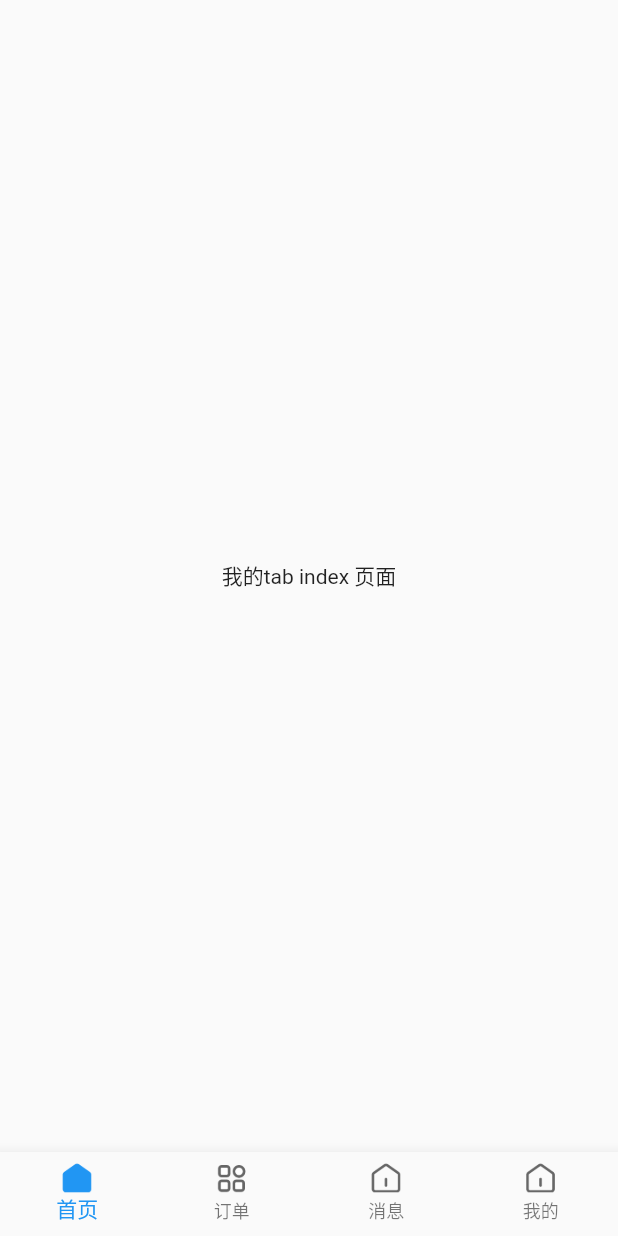
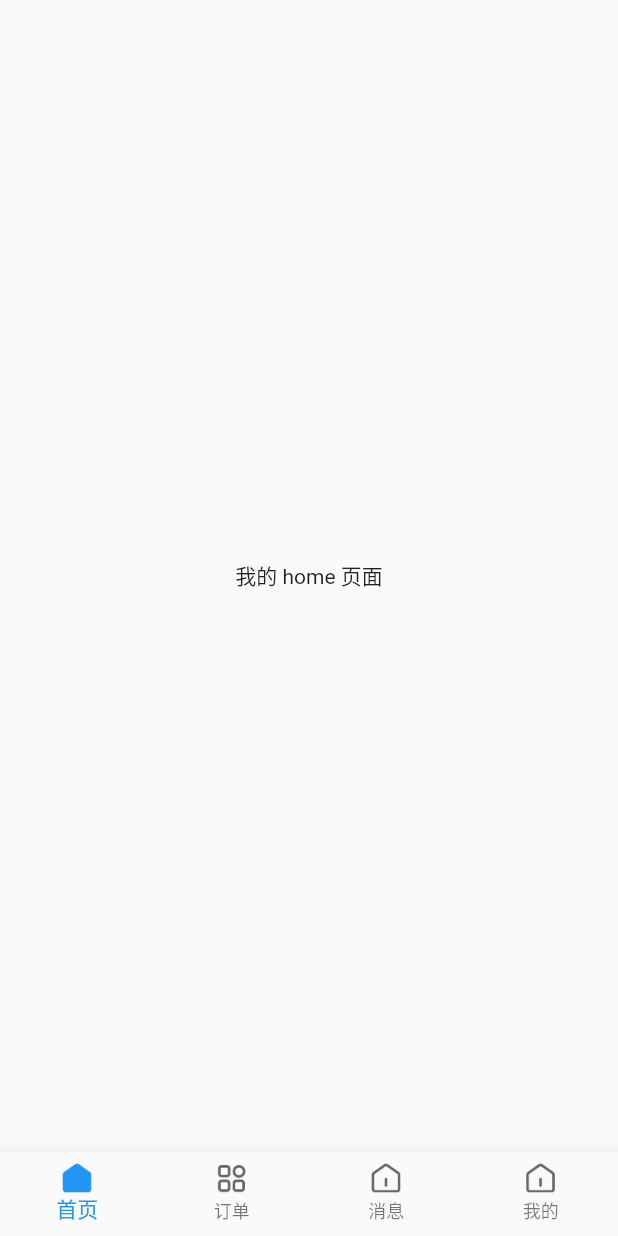
Before and after one commit to chocolateonly/massage_flutter_app, a Flutter app: the screen it shows after launch, on a phone screen of 412 x 824 dp. Run offline on Flutter 3.47's test engine with Material 2 defaults, Android fonts, the phone set to English and light mode, and no system bars.

Commit message:
tab 页面切换

```diff
--- a/lib/ui/pages/home/home.dart
+++ b/lib/ui/pages/home/home.dart
@@ -9,7 +9,7 @@ class _HomePageState extends State<HomePage> {
   Widget build(BuildContext context) {
     return Scaffold(
       body: Center(
-        child: Text('我的tab index 页面'),
+        child: Text('我的 home 页面'),
       ),
     );
   }
--- a/lib/ui/pages/message/message.dart
+++ b/lib/ui/pages/message/message.dart
@@ -9,7 +9,7 @@ class _MessagePagState extends State<MessagePag> {
   Widget build(BuildContext context) {
     return Scaffold(
       body: Center(
-        child: Text('我的tab index 页面'),
+        child: Text('我的 message 页面'),
       ),
     );
   }
--- a/lib/ui/pages/mine/mine.dart
+++ b/lib/ui/pages/mine/mine.dart
@@ -9,7 +9,7 @@ class _MinePageState extends State<MinePage> {
   Widget build(BuildContext context) {
     return Scaffold(
       body: Center(
-        child: Text('我的tab index 页面'),
+        child: Text('我的 mine 页面'),
       ),
     );
   }
--- a/lib/ui/pages/order/order.dart
+++ b/lib/ui/pages/order/order.dart
@@ -9,7 +9,7 @@ class _OrderPageState extends State<OrderPage> {
   Widget build(BuildContext context) {
     return Scaffold(
       body: Center(
-        child: Text('我的tab index 页面'),
+        child: Text('我的 order 页面'),
       ),
     );
   }
--- a/lib/ui/pages/tab/index.dart
+++ b/lib/ui/pages/tab/index.dart
@@ -1,27 +1,54 @@
 import 'package:flutter/material.dart';
 import 'package:massageflutterapp/config/resouce_manager.dart';
+import 'package:massageflutterapp/ui/pages/home/home.dart';
+import 'package:massageflutterapp/ui/pages/order/order.dart';
+import 'package:massageflutterapp/ui/pages/message/message.dart';
+import 'package:massageflutterapp/ui/pages/mine/mine.dart';
 class TabNavigator extends StatefulWidget {
   @override
   _TabNavigatorState createState() => _TabNavigatorState();
 }
 
-class _TabNavigatorState extends State<TabNavigator> {
+class _TabNavigatorState extends State<TabNavigator> with WidgetsBindingObserver{
+  var _pageController = PageController();
   int _selectedIndex = 0;
+  DateTime _lastPressed;
+  List<Widget> pages = <Widget>[HomePage(), OrderPage(), MessagePag(), MinePage()];
 
   @override
   Widget build(BuildContext context) {
     return Scaffold(
-      body: Center(
-        child: Text('我的tab index 页面'),
+      body: WillPopScope( //处理是否离开当前页面
+        onWillPop: () async {
+          if(_lastPressed==null || DateTime.now().difference(_lastPressed) > Duration(seconds: 1)){
+            //两次点击间隔超过1秒则重新计时
+            _lastPressed=DateTime.now();
+            return false;
+          }
+          return true;
+        },
+        child: PageView.builder(
+            itemBuilder: (ctx,index)=>pages[index],
+            itemCount: pages.length,
+            controller:_pageController,
+            physics: NeverScrollableScrollPhysics(),
+            onPageChanged: (index){
+              print('当前页:');
+              print( index);
+              setState(() {
+                _selectedIndex = index;
+              });
+            },
+        ),
       ),
       bottomNavigationBar: BottomNavigationBar(
         type:BottomNavigationBarType.fixed,
         selectedItemColor: Theme.of(context).accentColor,
         items:<BottomNavigationBarItem>[
           BottomNavigationBarItem(
-            icon:Image.asset(ImageHelper.wrapAssets("icon_tab1.png"),width:20,height:20),
-            title: Text('首页'),
-            activeIcon: Image.asset(ImageHelper.wrapAssets("icon_tab1_true.png"), color: Theme.of(context).accentColor, height: 20, width: 20)
+              icon:Image.asset(ImageHelper.wrapAssets("icon_tab1.png"),width:20,height:20),
+              title: Text('首页'),
+              activeIcon: Image.asset(ImageHelper.wrapAssets("icon_tab1_true.png"), color: Theme.of(context).accentColor, height: 20, width: 20)
           ),
           BottomNavigationBarItem(
               icon:Image.asset(ImageHelper.wrapAssets("icon_tab2.png"),width:20,height:20),
@@ -42,9 +69,7 @@ class _TabNavigatorState extends State<TabNavigator> {
         currentIndex: _selectedIndex,
         onTap: (index){
           print(index);
-          setState(() {
-          _selectedIndex = index;
-          });
+          _pageController.jumpToPage(index);
         },
       ),
     );
```
